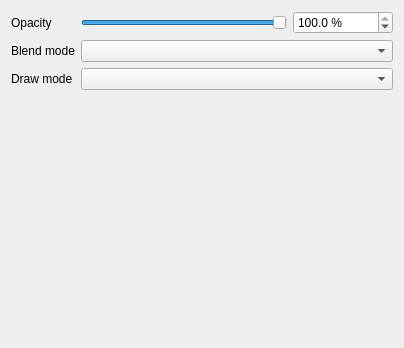
Before: the Qt Designer form src/ui/effects/widget_drawsource.ui in carsmie/QGIS, drawn with Qt 5.
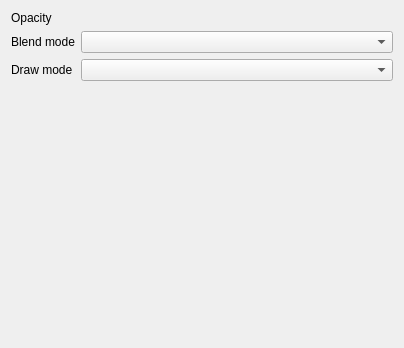
After: the same form once the commit is applied. Custom widgets are drawn as their Qt base class.

Commit message: Use QgsOpacityWidget wherever appropriate

Patch:
```diff
--- a/src/ui/effects/widget_drawsource.ui
+++ b/src/ui/effects/widget_drawsource.ui
@@ -18,7 +18,7 @@
     <layout class="QGridLayout" name="gridLayout_38">
      <item row="0" column="0" colspan="2">
       <widget class="QFrame" name="mShadowFrame">
-       <layout class="QGridLayout" name="gridLayout_7">
+       <layout class="QGridLayout" name="gridLayout_7" columnstretch="0,1">
         <property name="leftMargin">
          <number>0</number>
         </property>
@@ -48,69 +48,6 @@
           </property>
          </widget>
         </item>
-        <item row="0" column="1">
-         <layout class="QHBoxLayout" name="horizontalLayout_28">
-          <item>
-           <widget class="QSlider" name="mOpacitySlider">
-            <property name="enabled">
-             <bool>true</bool>
-            </property>
-            <property name="sizePolicy">
-             <sizepolicy hsizetype="Expanding" vsizetype="Fixed">
-              <horstretch>0</horstretch>
-              <verstretch>0</verstretch>
-             </sizepolicy>
-            </property>
-            <property name="minimumSize">
-             <size>
-              <width>50</width>
-              <height>0</height>
-             </size>
-            </property>
-            <property name="maximum">
-             <number>1000</number>
-            </property>
-            <property name="singleStep">
-             <number>10</number>
-            </property>
-            <property name="pageStep">
-             <number>100</number>
-            </property>
-            <property name="value">
-             <number>1000</number>
-            </property>
-            <property name="orientation">
-             <enum>Qt::Horizontal</enum>
-            </property>
-           </widget>
-          </item>
-          <item>
-           <widget class="QgsDoubleSpinBox" name="mOpacitySpnBx">
-            <property name="enabled">
-             <bool>true</bool>
-            </property>
-            <property name="minimumSize">
-             <size>
-              <width>100</width>
-              <height>0</height>
-             </size>
-            </property>
-            <property name="suffix">
-             <string> %</string>
-            </property>
-            <property name="decimals">
-             <number>1</number>
-            </property>
-            <property name="maximum">
-             <double>100.000000000000000</double>
-            </property>
-            <property name="value">
-             <double>100.000000000000000</double>
-            </property>
-           </widget>
-          </item>
-         </layout>
-        </item>
         <item row="2" column="1">
          <widget class="QgsEffectDrawModeComboBox" name="mDrawModeComboBox"/>
         </item>
@@ -121,6 +58,13 @@
           </property>
          </widget>
         </item>
+        <item row="0" column="1">
+         <widget class="QgsOpacityWidget" name="mOpacityWidget" native="true">
+          <property name="focusPolicy">
+           <enum>Qt::StrongFocus</enum>
+          </property>
+         </widget>
+        </item>
        </layout>
       </widget>
      </item>
@@ -142,11 +86,6 @@
   </layout>
  </widget>
  <customwidgets>
-  <customwidget>
-   <class>QgsDoubleSpinBox</class>
-   <extends>QDoubleSpinBox</extends>
-   <header>qgsdoublespinbox.h</header>
-  </customwidget>
   <customwidget>
    <class>QgsBlendModeComboBox</class>
    <extends>QComboBox</extends>
@@ -157,6 +96,12 @@
    <extends>QComboBox</extends>
    <header>qgseffectdrawmodecombobox.h</header>
   </customwidget>
+  <customwidget>
+   <class>QgsOpacityWidget</class>
+   <extends>QWidget</extends>
+   <header>qgsopacitywidget.h</header>
+   <container>1</container>
+  </customwidget>
  </customwidgets>
  <tabstops>
   <tabstop>mOpacitySlider</tabstop>
```
Left out of the diff: 3 changed lines with no effect on the pictures. The commit also changes 31 other files.
